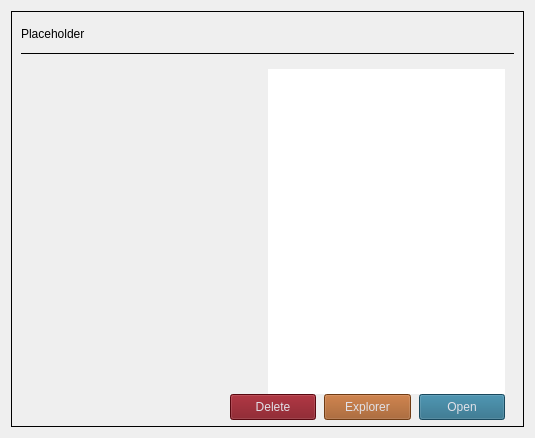
Qt form src/ui/components/forms/details_form.ui (rithikN/pipeline_app) before a commit.
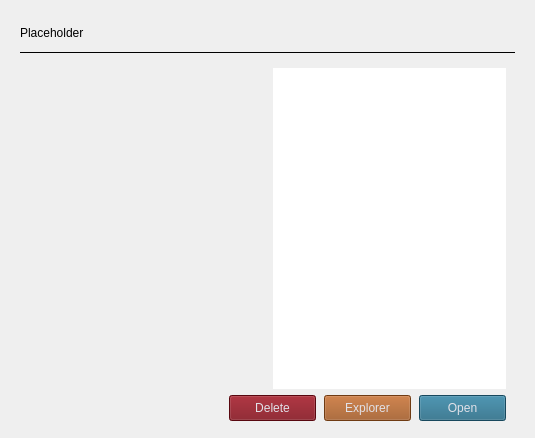
The same form after that commit.

Diff of the .ui file:
```diff
--- a/src/ui/components/forms/details_form.ui
+++ b/src/ui/components/forms/details_form.ui
@@ -29,11 +29,14 @@
             <item>
                 <widget class="QFrame" name="MainContainer">
                     <property name="frameShape">
-                        <enum>QFrame::Box</enum>
+      <enum>QFrame::NoFrame</enum>
                     </property>
                     <property name="frameShadow">
                         <enum>QFrame::Plain</enum>
                     </property>
+     <property name="lineWidth">
+      <number>0</number>
+     </property>
                     <layout class="QVBoxLayout" name="verticalLayout_2">
                         <property name="spacing">
                             <number>6</number>
@@ -98,7 +101,7 @@
                                 </property>
                                 <layout class="QVBoxLayout" name="main_horizontalLayout">
                                     <property name="spacing">
-                                        <number>0</number>
+          <number>6</number>
                                     </property>
                                     <property name="bottomMargin">
                                         <number>0</number>
```
Lines whose indentation alone changed are shown as unchanged.
